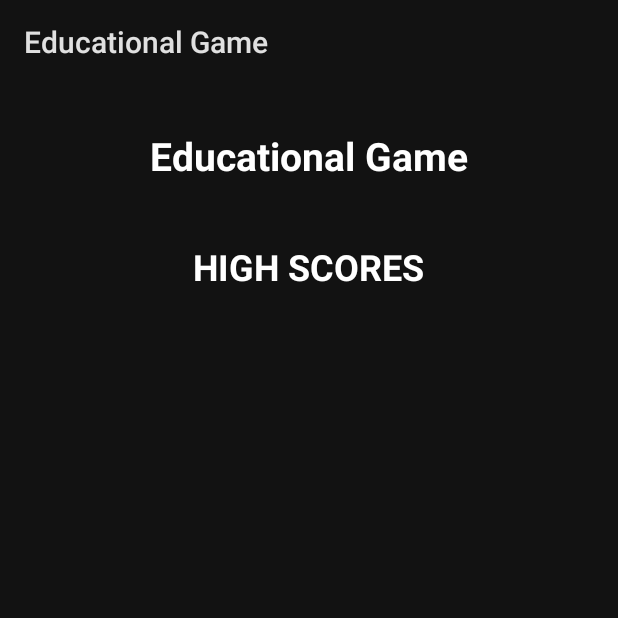
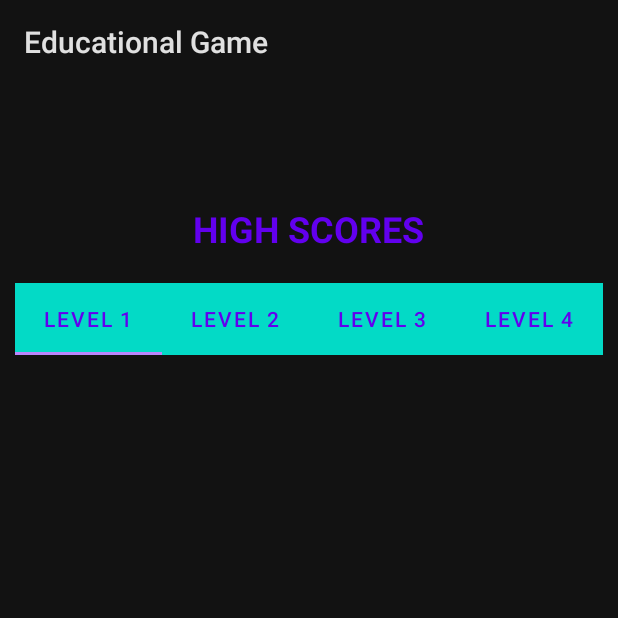
Before and after one commit to Belchy06/CP3406-Educational-Game, an Android app: the ScoresActivity screen opened directly, with no data from a screen before it, on a phone screen of 412 x 824 dp, the top half of it. Run offline under Robolectric (Android 15) with nearby library versions, the light colour scheme and no system bars.

Commit message:
Refactor High Scores to be tabbed by game level

```diff
--- a/app/src/main/java/com/cp3406/educationalgame/DatabaseHelper.java
+++ b/app/src/main/java/com/cp3406/educationalgame/DatabaseHelper.java
@@ -11,6 +11,8 @@ public class DatabaseHelper extends SQLiteOpenHelper {
     DatabaseHelper(Context context) {
         super(context, context.getResources().getString(R.string.app_name), null, DB_VERSION);
     }
+
+
 
 
     @Override
--- a/app/src/main/java/com/cp3406/educationalgame/GameActivity.java
+++ b/app/src/main/java/com/cp3406/educationalgame/GameActivity.java
@@ -267,6 +267,7 @@ public class GameActivity extends AppCompatActivity implements OnClickListener {
         }
 
         protected Boolean doInBackground(Integer... scores) {
+            if(scoreValues.getAsInteger("SCORE") != 0) {
                 SQLiteOpenHelper databaseHelper =
                         new DatabaseHelper(GameActivity.this);
                 try {
@@ -278,6 +279,8 @@ public class GameActivity extends AppCompatActivity implements OnClickListener {
                 } catch (SQLiteException e) {
                     return false;
                 }
+            }
+            return false;
         }
 
         protected void onPostExecute(Boolean success) {
--- a/app/src/main/java/com/cp3406/educationalgame/ScoresActivity.java
+++ b/app/src/main/java/com/cp3406/educationalgame/ScoresActivity.java
@@ -1,50 +1,56 @@
 package com.cp3406.educationalgame;
 
-import android.database.Cursor;
-import android.database.SQLException;
-import android.database.sqlite.SQLiteDatabase;
-import android.database.sqlite.SQLiteOpenHelper;
 import android.os.Bundle;
-import android.widget.ListView;
-import android.widget.SimpleCursorAdapter;
-import android.widget.Toast;
+import androidx.appcompat.app.AppCompatActivity;
+import androidx.fragment.app.Fragment;
+import androidx.fragment.app.FragmentActivity;
+import androidx.fragment.app.FragmentManager;
+import androidx.fragment.app.FragmentTransaction;
 
-import androidx.appcompat.app.AppCompatActivity;
+import com.google.android.material.tabs.TabLayout;
 
 public class ScoresActivity extends AppCompatActivity {
-    private Cursor cursor;
-    private SQLiteDatabase db;
-
     @Override
     protected void onCreate(Bundle savedInstanceState) {
         super.onCreate(savedInstanceState);
         setContentView(R.layout.activity_scores);
 
-        SQLiteOpenHelper databaseHelper = new DatabaseHelper(this);
-        ListView scoresList = findViewById(R.id.high_scores_list);
-        try {
-            db = databaseHelper.getReadableDatabase();
-            cursor = db.query("SCORES",
-                    new String[]{"_id", "('LEVEL ' || LEVEL || ':  ' || DATE || ' - ' || SCORE) AS RESULT"},
-                    null, null, null, null, "SCORE DESC", "10");
-            SimpleCursorAdapter listAdapter = new SimpleCursorAdapter(this,
-                    android.R.layout.simple_list_item_1,
-                    cursor,
-                    new String[] {"RESULT"},
-                    new int[] {android.R.id.text1},
-                    0);
-            // listAdapter.setViewBinder();
-            scoresList.setAdapter(listAdapter);
-        } catch(SQLException e) {
-            Toast toast = Toast.makeText(this, "Scores Database Unavailable", Toast.LENGTH_SHORT);
-            toast.show();
+        TabLayout tabLayout = findViewById(R.id.tabLayout);
+        for(int i = 1; i < 5; i++) {
+            tabLayout.addTab(tabLayout.newTab().setText("Level " + i));
+        }
+
+        tabLayout.addOnTabSelectedListener(new TabLayout.OnTabSelectedListener() {
+            @Override
+            public void onTabSelected(TabLayout.Tab tab) {
+                Fragment fragment = new ScoresFragment(tab.getPosition() + 1);
+                FragmentManager fm = getSupportFragmentManager();
+                FragmentTransaction ft = fm.beginTransaction();
+                ft.replace(R.id.placeholder_layout, fragment);
+                ft.setTransition(FragmentTransaction.TRANSIT_FRAGMENT_OPEN);
+                ft.commit();
+            }
+
+            @Override
+            public void onTabUnselected(TabLayout.Tab tab) {
+
+            }
+
+            @Override
+            public void onTabReselected(TabLayout.Tab tab) {
+
+            }
+        });
+
+        TabLayout.Tab tab = tabLayout.getTabAt(0); // Count Starts From 0
+        if(tab != null) {
+            tab.select();
+            Fragment fragment = new ScoresFragment(1);
+            FragmentManager fm = getSupportFragmentManager();
+            FragmentTransaction ft = fm.beginTransaction();
+            ft.replace(R.id.placeholder_layout, fragment);
+            ft.setTransition(FragmentTransaction.TRANSIT_FRAGMENT_OPEN);
+            ft.commit();
         }
     }
-
-    @Override
-    protected void onDestroy() {
-        super.onDestroy();
-        cursor.close();
-        db.close();
-    }
 }
--- /dev/null
+++ b/app/src/main/java/com/cp3406/educationalgame/ScoresFragment.java
@@ -0,0 +1,72 @@
+package com.cp3406.educationalgame;
+
+import android.app.Activity;
+import android.content.Context;
+import android.database.Cursor;
+import android.database.sqlite.SQLiteDatabase;
+import android.graphics.Color;
+import android.os.Bundle;
+import android.view.LayoutInflater;
+import android.view.View;
+import android.view.ViewGroup;
+import android.widget.ListView;
+import android.widget.SimpleCursorAdapter;
+import android.widget.TextView;
+import android.widget.Toast;
+import android.database.SQLException;
+import android.database.sqlite.SQLiteOpenHelper;
+import androidx.fragment.app.Fragment;
+
+import org.w3c.dom.Text;
+
+import java.util.Objects;
+
+public class ScoresFragment extends Fragment {
+    private Cursor cursor;
+    private SQLiteDatabase db;
+    private int level;
+    private Context context;
+
+    public ScoresFragment(int lvl) {
+        level = lvl;
+    }
+
+    @Override
+    public void onCreate(Bundle savedInstanceState) {
+        super.onCreate(savedInstanceState);
+        context = Objects.requireNonNull(getActivity()).getApplicationContext();
+    }
+
+    @Override
+    public View onCreateView(LayoutInflater inflater, ViewGroup container,
+                             Bundle savedInstanceState) {
+// Inflate the layout for this fragment
+        View v = inflater.inflate(R.layout.scores_fragment, container, false);
+        SQLiteOpenHelper databaseHelper = new DatabaseHelper(context);
+        ListView scoresList = v.findViewById(R.id.high_scores_list);
+        try {
+            db = databaseHelper.getReadableDatabase();
+            cursor = db.query("SCORES",
+                    new String[]{"_id", "('LEVEL ' || LEVEL || ':  ' || DATE || ' - ' || SCORE) AS RESULT"},
+                    "LEVEL = " + level, null, null, null, "SCORE DESC", "10");
+            SimpleCursorAdapter listAdapter = new SimpleCursorAdapter(context,
+                    R.layout.list_textview,
+                    cursor,
+                    new String[] {"RESULT"},
+                    new int[] {R.id.list_content},
+                    0);
+            scoresList.setAdapter(listAdapter);
+        } catch(SQLException e) {
+            Toast toast = Toast.makeText(context, "Scores Database Unavailable", Toast.LENGTH_SHORT);
+            toast.show();
+        }
+        return v;
+    }
+
+    @Override
+    public void onDestroy() {
+        super.onDestroy();
+        cursor.close();
+        db.close();
+    }
+}
--- a/app/src/main/res/layout/activity_scores.xml
+++ b/app/src/main/res/layout/activity_scores.xml
@@ -1,41 +1,38 @@
 <RelativeLayout xmlns:android="http://schemas.android.com/apk/res/android"
     android:layout_width="match_parent"
     android:layout_height="wrap_content"
+    xmlns:app="http://schemas.android.com/apk/res-auto"
     android:gravity="center"
     android:padding="10dp">
-
-    <TextView
-        android:id="@+id/intro"
-        android:layout_width="wrap_content"
-        android:layout_height="wrap_content"
-        android:layout_centerHorizontal="true"
-        android:padding="20dp"
-        android:text="@string/app_name"
-        android:textColor="#ffffffff"
-        android:textSize="26sp"
-        android:textStyle="bold" />
-
-    <TextView
+        <TextView
         android:id="@+id/high_head"
         android:layout_width="wrap_content"
         android:layout_height="wrap_content"
-        android:layout_below="@id/intro"
+        android:layout_marginTop="50sp"
         android:layout_centerHorizontal="true"
         android:padding="20dp"
         android:text="@string/high_scores"
-        android:textColor="#ffffffff"
+        android:textColor="@color/design_default_color_primary"
         android:textSize="24sp"
         android:textStyle="bold" />
 
-    <ListView
-        android:id="@+id/high_scores_list"
+    <com.google.android.material.tabs.TabLayout
+        android:id="@+id/tabLayout"
+        android:layout_below="@id/high_head"
         android:layout_width="match_parent"
-        android:layout_height="match_parent"
-        android:layout_below="@id/high_head"
-        android:layout_centerHorizontal="true"
-        android:gravity="center"
-        android:padding="10dp"
-        android:textColor="#ffffffff"
-        android:textSize="22sp"
-        android:textStyle="bold" />
+        android:layout_height="wrap_content"
+        android:background="@color/design_default_color_secondary"
+        app:tabTextColor="@color/design_default_color_primary"
+        app:tabSelectedTextColor="@color/design_default_color_primary"
+        />
+
+    <FrameLayout
+        android:id="@+id/placeholder_layout"
+        android:layout_below="@id/tabLayout"
+        android:layout_width="match_parent"
+        android:layout_height="fill_parent"/>
+
+
+
+
 </RelativeLayout>
--- /dev/null
+++ b/app/src/main/res/layout/scores_fragment.xml
@@ -0,0 +1,14 @@
+<?xml version="1.0" encoding="utf-8"?>
+<ListView
+    xmlns:android="http://schemas.android.com/apk/res/android"
+
+    android:layout_below="@id/tabLayout"
+    android:layout_width="match_parent"
+    android:layout_height="fill_parent"
+    android:id="@+id/high_scores_list"
+
+    android:padding="10dp"
+    android:textSize="22sp"
+    android:textStyle="bold"
+    android:textColor="@android:color/white">
+</ListView>
--- a/app/src/main/res/values/strings.xml
+++ b/app/src/main/res/values/strings.xml
@@ -22,4 +22,5 @@
     <string name="play">Play</string>
     <string name="how_to_play">How to Play</string>
     <string name="settings">Settings</string>
+    <string name="sample">sample</string>
 </resources>
--- a/build.gradle
+++ b/build.gradle
@@ -5,8 +5,7 @@ buildscript {
         jcenter()
     }
     dependencies {
-        classpath "com.android.tools.build:gradle:4.1.2"
-
+        classpath "com.android.tools.build:gradle:4.1.3"
         // NOTE: Do not place your application dependencies here; they belong
         // in the individual module build.gradle files
     }
```
Also changed, not shown: app/build.gradle (+5 -2 lines), app/src/main/res/layout/list_textview.xml (added, +18 -0 lines). Lines whose indentation alone changed are shown as unchanged.
